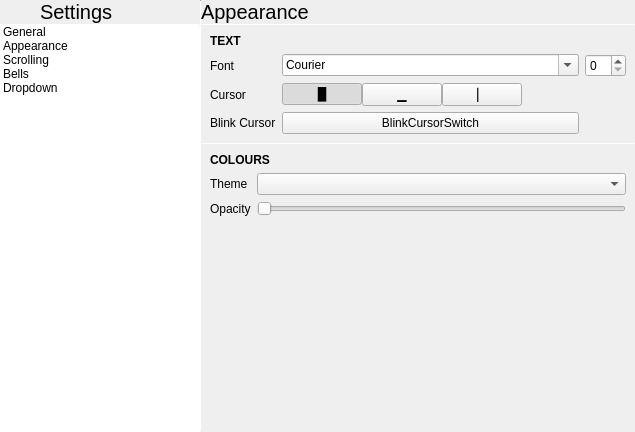
theCheeseboard/theterminal, file terminal/settingswindow.ui: the form before one commit.
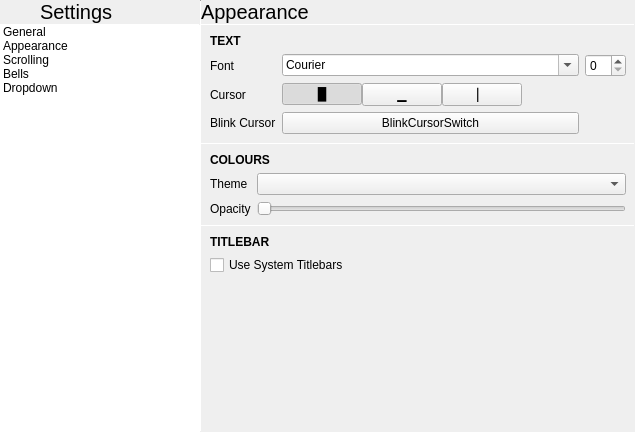
The form after the commit. Icons and pictures are not drawn. Custom widgets are drawn as their Qt base class.

```diff
--- a/terminal/settingswindow.ui
+++ b/terminal/settingswindow.ui
@@ -378,7 +378,7 @@
               <number>0</number>
              </property>
              <property name="bottomMargin">
-              <number>0</number>
+              <number>9</number>
              </property>
              <item>
               <layout class="QGridLayout" name="gridLayout_4">
@@ -574,19 +574,6 @@
                  </property>
                 </widget>
                </item>
-               <item row="3" column="0">
-                <spacer name="verticalSpacer_3">
-                 <property name="orientation">
-                  <enum>Qt::Vertical</enum>
-                 </property>
-                 <property name="sizeHint" stdset="0">
-                  <size>
-                   <width>20</width>
-                   <height>40</height>
-                  </size>
-                 </property>
-                </spacer>
-               </item>
                <item row="0" column="0" colspan="2">
                 <widget class="QLabel" name="label_10">
                  <property name="font">
@@ -629,6 +616,71 @@
                </item>
               </layout>
              </item>
+             <item>
+              <widget class="Line" name="line_11">
+               <property name="maximumSize">
+                <size>
+                 <width>16777215</width>
+                 <height>1</height>
+                </size>
+               </property>
+               <property name="orientation">
+                <enum>Qt::Horizontal</enum>
+               </property>
+              </widget>
+             </item>
+             <item>
+              <layout class="QGridLayout" name="gridLayout_9">
+               <property name="leftMargin">
+                <number>9</number>
+               </property>
+               <property name="topMargin">
+                <number>9</number>
+               </property>
+               <property name="rightMargin">
+                <number>9</number>
+               </property>
+               <property name="bottomMargin">
+                <number>9</number>
+               </property>
+               <property name="spacing">
+                <number>6</number>
+               </property>
+               <item row="0" column="0">
+                <widget class="QLabel" name="label_25">
+                 <property name="font">
+                  <font>
+                   <weight>75</weight>
+                   <bold>true</bold>
+                  </font>
+                 </property>
+                 <property name="text">
+                  <string>TITLEBAR</string>
+                 </property>
+                </widget>
+               </item>
+               <item row="1" column="0">
+                <widget class="QCheckBox" name="systemTitlebarsCheckbox">
+                 <property name="text">
+                  <string>Use System Titlebars</string>
+                 </property>
+                </widget>
+               </item>
+              </layout>
+             </item>
+             <item>
+              <spacer name="verticalSpacer_3">
+               <property name="orientation">
+                <enum>Qt::Vertical</enum>
+               </property>
+               <property name="sizeHint" stdset="0">
+                <size>
+                 <width>20</width>
+                 <height>40</height>
+                </size>
+               </property>
+              </spacer>
+             </item>
             </layout>
            </widget>
           </widget>
```
Left out of the diff: 4 changed lines with no effect on the pictures.
